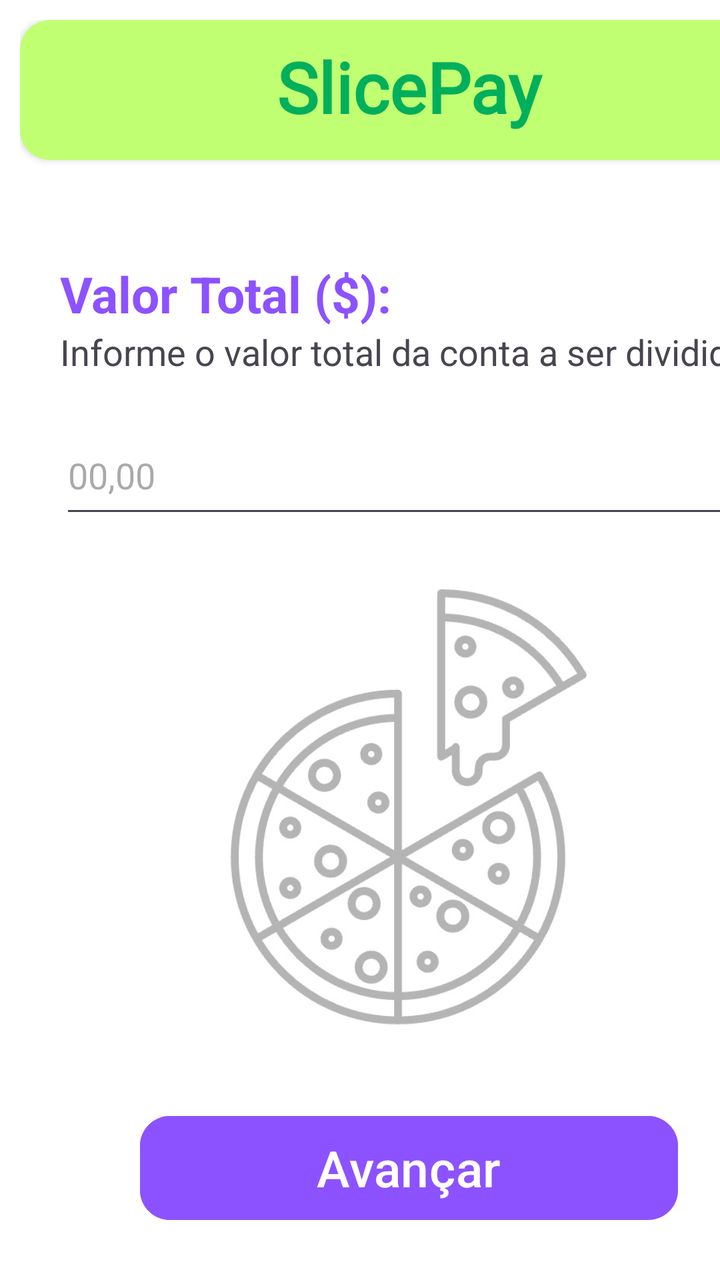
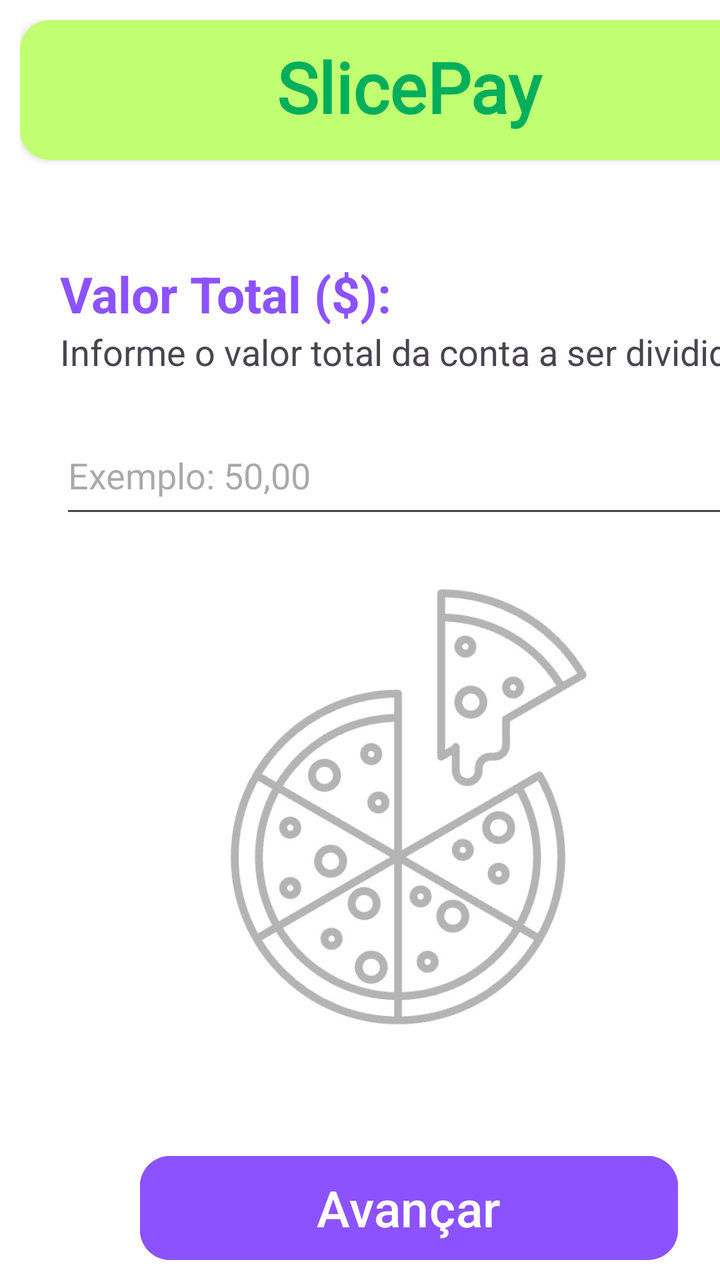

An Android layout rendered at two revisions. The XML below is the earlier revision; the diff shows what the commit changed to produce the second picture.
<!-- AndroidManifest.xml: application theme Theme.SlicePay -->
<!-- res/layout/activity_main2.xml -->
<?xml version="1.0" encoding="utf-8"?>
<androidx.constraintlayout.widget.ConstraintLayout xmlns:android="http://schemas.android.com/apk/res/android"
    xmlns:app="http://schemas.android.com/apk/res-auto"
    xmlns:tools="http://schemas.android.com/tools"
    android:id="@+id/main"
    android:layout_width="match_parent"
    android:layout_height="match_parent"
    android:background="#FFFFFF"
    tools:context=".MainActivity2">

    <LinearLayout
        android:layout_width="409dp"
        android:layout_height="729dp"
        android:orientation="vertical"
        android:padding="10dp"
        tools:layout_editor_absoluteX="1dp"
        tools:layout_editor_absoluteY="1dp">

        <androidx.cardview.widget.CardView
            android:layout_width="match_parent"
            android:layout_height="70dp"
            app:cardBackgroundColor="@color/verde_claro"
            app:cardCornerRadius="15dp">

            <LinearLayout
                android:layout_width="match_parent"
                android:layout_height="match_parent"
                android:orientation="vertical"
                android:padding="10dp"
                android:paddingStart="120dp"
                android:paddingEnd="120dp">

                <TextView
                    android:id="@+id/textView8"
                    android:layout_width="match_parent"
                    android:layout_height="wrap_content"
                    android:fontFamily="@font/alata"
                    android:text="@string/app_name"
                    android:textAlignment="center"
                    android:textColor="@color/verde_escuro"
                    android:textSize="35sp"
                    android:textStyle="bold" />
            </LinearLayout>
        </androidx.cardview.widget.CardView>

        <TextView
            android:id="@+id/textView9"
            android:layout_width="match_parent"
            android:layout_height="wrap_content"
            android:layout_marginStart="20dp"
            android:layout_marginTop="50dp"
            android:text="@string/input_valor"
            android:textColor="@color/roxo"
            android:textSize="25sp"
            android:textStyle="bold" />

        <TextView
            android:id="@+id/textView10"
            android:layout_width="match_parent"
            android:layout_height="wrap_content"
            android:layout_marginStart="20dp"
            android:text="@string/info_valor"
            android:textSize="18sp" />

        <EditText
            android:id="@+id/editTextText"
            android:layout_width="match_parent"
            android:layout_height="56dp"
            android:layout_marginStart="20dp"
            android:layout_marginTop="20dp"
            android:layout_marginEnd="20dp"
            android:ems="10"
            android:hint="00,00"
            android:inputType="number|numberDecimal" />

        <ImageView
            android:id="@+id/imageView2"
            android:layout_width="match_parent"
            android:layout_height="240dp"
            android:layout_marginStart="50dp"
            android:layout_marginTop="20dp"
            android:layout_marginEnd="50dp"
            app:srcCompat="@drawable/icone_pizza" />

        <Button
            android:id="@+id/button2"
            android:layout_width="match_parent"
            android:layout_height="60dp"
            android:layout_marginStart="60dp"
            android:layout_marginTop="30dp"
            android:layout_marginEnd="60dp"
            android:backgroundTint="@color/roxo"
            android:text="@string/botao2"
            android:textSize="25dp"
            app:cornerRadius="15dp" />

    </LinearLayout>
</androidx.constraintlayout.widget.ConstraintLayout>
<!-- resources referenced by this layout -->
<resources>
  <color name="roxo">#8c52ff</color>
  <color name="verde_claro">#c1ff72</color>
  <color name="verde_escuro">#00af5b</color>
  <!-- drawable icone_pizza: png bitmap (drawable, 40644 bytes) -->
  <string name="app_name">SlicePay</string>
  <string name="botao2">Avançar</string>
  <string name="info_valor">Informe o valor total da conta a ser dividida</string>
  <string name="input_valor">Valor Total ($):</string>
  <style name="Theme.SlicePay" parent="Base.Theme.SlicePay" />
  <style name="Base.Theme.SlicePay" parent="Theme.Material3.DayNight.NoActionBar">
          
          
      </style>
</resources>

<!-- the commit's change to res/layout/activity_main2.xml (unified diff, before → after) -->
@@ -70,7 +70,7 @@
             android:layout_marginTop="20dp"
             android:layout_marginEnd="20dp"
             android:ems="10"
-            android:hint="00,00"
+            android:hint="Exemplo: 50,00"
             android:inputType="number|numberDecimal" />
 
         <ImageView
@@ -87,7 +87,7 @@
             android:layout_width="match_parent"
             android:layout_height="60dp"
             android:layout_marginStart="60dp"
-            android:layout_marginTop="30dp"
+            android:layout_marginTop="50dp"
             android:layout_marginEnd="60dp"
             android:backgroundTint="@color/roxo"
             android:text="@string/botao2"
